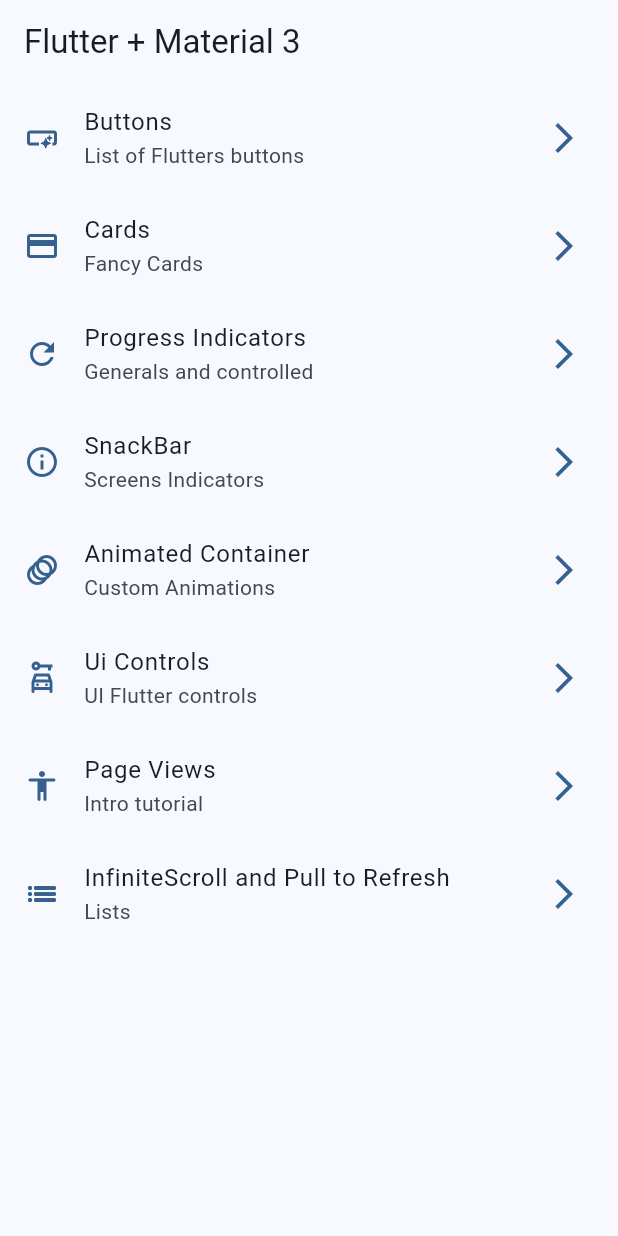
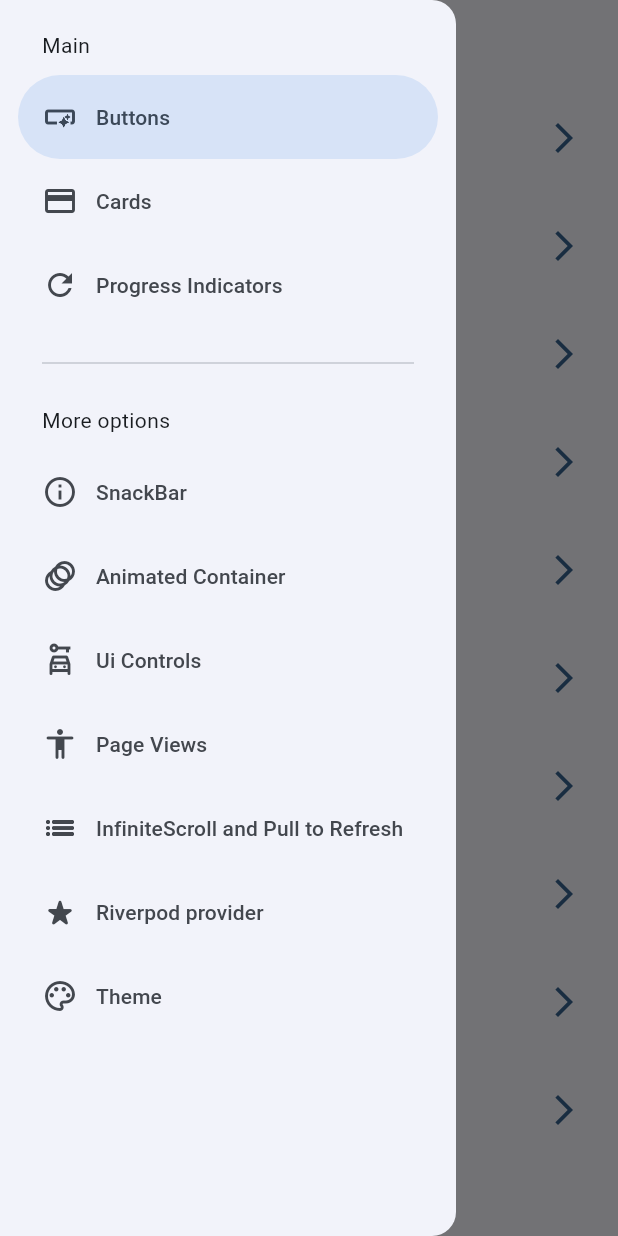
Before and after one commit to pablin202/widgets_app_flutter, a Flutter app: the screen it shows after launch, with the side drawer open (before the commit the screen has no drawer), on a phone screen of 412 x 824 dp. Run offline on Flutter 3.47's test engine with Material 2 defaults, Android fonts, the phone set to English and light mode, and no system bars; our stand-ins replace animate_do, flutter_riverpod, go_router.

Commit message:
riverpod theme changer

```diff
--- a/lib/config/menu/menu_items.dart
+++ b/lib/config/menu/menu_items.dart
@@ -53,5 +53,15 @@ const appMenuItems = <MenuItem>[
       title: 'InfiniteScroll and Pull to Refresh',
       subTitle: 'Lists',
       link: '/infinite',
-      icon: Icons.list_outlined)
+      icon: Icons.list_outlined),
+  MenuItem(
+      title: 'Riverpod provider',
+      subTitle: 'Riverpod sample counter screen',
+      link: '/counter',
+      icon: Icons.star_rate_rounded),
+  MenuItem(
+      title: 'Theme',
+      subTitle: 'Theme changer',
+      link: '/theme-changer',
+      icon: Icons.color_lens_outlined)
 ];
--- a/lib/config/routes/routes.dart
+++ b/lib/config/routes/routes.dart
@@ -4,8 +4,10 @@ import 'package:widget_app/presentation/screens/animated/animated_screen.dart';
 import 'package:widget_app/presentation/screens/app_tutorial/app_tutorial_screen.dart';
 import 'package:widget_app/presentation/screens/infinite_scroll/infinite_scroll_screen.dart';
 import 'package:widget_app/presentation/screens/progress/progress_indicator_screen.dart';
+import 'package:widget_app/presentation/screens/riverpod/sample_riverpod_screen.dart';
 import 'package:widget_app/presentation/screens/screens.dart';
 import 'package:widget_app/presentation/screens/snackbar/snackbar_screen.dart';
+import 'package:widget_app/presentation/screens/theme_changer/theme_changer_screen.dart';
 import 'package:widget_app/presentation/screens/ui_controls/ui_controls_screen.dart';
 
 final GoRouter appRouter = GoRouter(
@@ -69,6 +71,18 @@ final GoRouter appRouter = GoRouter(
           builder: (BuildContext context, GoRouterState state) {
             return const InfiniteScrollScreen();
           },
+        ),
+        GoRoute(
+          path: 'counter',
+          builder: (BuildContext context, GoRouterState state) {
+            return const CounterScreen();
+          },
+        ),
+        GoRoute(
+          path: 'theme-changer',
+          builder: (BuildContext context, GoRouterState state) {
+            return const ThemeChangerScreen();
+          },
         )
       ],
     ),
--- a/lib/config/theme/app_theme.dart
+++ b/lib/config/theme/app_theme.dart
@@ -14,13 +14,24 @@ const colorList = <Color>[
 
 class AppTheme {
   final int selectedColor;
+  final bool isDarkmode;
 
-  AppTheme({this.selectedColor = 0})
-      : assert(selectedColor >= 0 && selectedColor < colorList.length - 1,
-            'Selected color must be grater than 0');
+  AppTheme({
+    this.selectedColor = 0,
+    this.isDarkmode = false,
+  })  : assert(selectedColor >= 0, 'Selected color must be greater then 0'),
+        assert(selectedColor < colorList.length,
+            'Selected color must be less or equal than ${colorList.length - 1}');
 
   ThemeData getTheme() => ThemeData(
-      useMaterial3: true,
-      colorSchemeSeed: colorList[selectedColor],
-      appBarTheme: const AppBarTheme(centerTitle: false));
+        useMaterial3: true,
+        brightness: isDarkmode ? Brightness.dark : Brightness.light,
+        colorSchemeSeed: colorList[selectedColor],
+        appBarTheme: const AppBarTheme(centerTitle: false),
+      );
+
+  AppTheme copyWith({int? selectedColor, bool? isDarkmode}) => AppTheme(
+        selectedColor: selectedColor ?? this.selectedColor,
+        isDarkmode: isDarkmode ?? this.isDarkmode,
+      );
 }
--- a/lib/main.dart
+++ b/lib/main.dart
@@ -1,23 +1,27 @@
 import 'package:flutter/material.dart';
+import 'package:flutter_riverpod/flutter_riverpod.dart';
+import 'package:widget_app/presentation/providers/theme_provider.dart';
 
 import 'config/routes/routes.dart';
 import 'config/theme/app_theme.dart';
 
 void main() {
-  runApp(const MyApp());
+  runApp(const ProviderScope(child: MyApp()));
 }
 
-class MyApp extends StatelessWidget {
+class MyApp extends ConsumerWidget {
   const MyApp({super.key});
 
   // This widget is the root of your application.
   @override
-  Widget build(BuildContext context) {
+  Widget build(BuildContext context, WidgetRef ref) {
+    final AppTheme appTheme = ref.watch(themeNotifierProvider);
+
     return MaterialApp.router(
       routerConfig: appRouter,
       title: 'Flutter Widgets',
       debugShowCheckedModeBanner: false,
-      theme: AppTheme().getTheme(),
+      theme: appTheme.getTheme(),
     );
   }
 }
--- /dev/null
+++ b/lib/presentation/providers/counter_provider.dart
@@ -0,0 +1,3 @@
+import 'package:flutter_riverpod/flutter_riverpod.dart';
+
+final counterProvider = StateProvider((ref) => 5);
--- /dev/null
+++ b/lib/presentation/providers/theme_provider.dart
@@ -0,0 +1,30 @@
+import 'package:flutter_riverpod/flutter_riverpod.dart';
+import '../../config/theme/app_theme.dart';
+
+// Listado de colores inmutable
+final colorListProvider = Provider((ref) => colorList);
+
+// Un simple boolean
+final isDarkmodeProvider = StateProvider((ref) => false);
+
+// Un simple int
+final selectedColorProvider = StateProvider((ref) => 0);
+
+// Un objeto de tipo AppTheme (custom)
+final themeNotifierProvider = StateNotifierProvider<ThemeNotifier, AppTheme>(
+  (ref) => ThemeNotifier(),
+);
+
+// Controller o Notifier
+class ThemeNotifier extends StateNotifier<AppTheme> {
+  // STATE = Estado = new AppTheme();
+  ThemeNotifier() : super(AppTheme());
+
+  void toggleDarkmode() {
+    state = state.copyWith(isDarkmode: !state.isDarkmode);
+  }
+
+  void changeColorIndex(int colorIndex) {
+    state = state.copyWith(selectedColor: colorIndex);
+  }
+}
--- a/lib/presentation/screens/buttons/buttons_screen.dart
+++ b/lib/presentation/screens/buttons/buttons_screen.dart
@@ -15,7 +15,7 @@ class ButtonsScreen extends StatelessWidget {
 }
 
 class _ButtonsView extends StatelessWidget {
-  const _ButtonsView({super.key});
+  const _ButtonsView();
 
   @override
   Widget build(BuildContext context) {
--- a/lib/presentation/screens/home/home_screen.dart
+++ b/lib/presentation/screens/home/home_screen.dart
@@ -1,17 +1,21 @@
 import 'package:flutter/material.dart';
 import 'package:go_router/go_router.dart';
 import 'package:widget_app/config/menu/menu_items.dart';
+
+import '../../widgets/navigation_drawer.dart';
 
 class HomeScreen extends StatelessWidget {
   const HomeScreen({super.key});
 
   @override
   Widget build(BuildContext context) {
+    final scaffoldKey = GlobalKey<ScaffoldState>();
     return Scaffold(
       appBar: AppBar(
         title: const Text('Flutter + Material 3'),
       ),
       body: const _HomeView(),
+      drawer: SideMenu(scaffoldKey: scaffoldKey),
     );
   }
 }
--- a/lib/presentation/screens/progress/progress_indicator_screen.dart
+++ b/lib/presentation/screens/progress/progress_indicator_screen.dart
@@ -15,7 +15,7 @@ class ProgressIndicatorScreen extends StatelessWidget {
 }
 
 class _ProgressView extends StatelessWidget {
-  const _ProgressView({super.key});
+  const _ProgressView();
 
   @override
   Widget build(BuildContext context) {
--- /dev/null
+++ b/lib/presentation/widgets/navigation_drawer.dart
@@ -0,0 +1,59 @@
+import 'package:flutter/material.dart';
+import 'package:go_router/go_router.dart';
+import '../../config/menu/menu_items.dart';
+
+class SideMenu extends StatefulWidget {
+  final GlobalKey<ScaffoldState> scaffoldKey;
+
+  const SideMenu({super.key, required this.scaffoldKey});
+
+  @override
+  State<SideMenu> createState() => _SideMenuState();
+}
+
+class _SideMenuState extends State<SideMenu> {
+  int navDrawerIndex = 0;
+
+  @override
+  Widget build(BuildContext context) {
+    final hasNotch = MediaQuery.of(context).viewPadding.top > 35;
+
+    return NavigationDrawer(
+        selectedIndex: navDrawerIndex,
+        onDestinationSelected: (value) {
+          setState(() {
+            navDrawerIndex = value;
+          });
+
+          final menuItem = appMenuItems[value];
+          context.push(menuItem.link);
+          widget.scaffoldKey.currentState?.closeDrawer();
+        },
+        children: [
+          Padding(
+            padding: EdgeInsets.fromLTRB(28, hasNotch ? 0 : 20, 16, 10),
+            child: const Text('Main'),
+          ),
+          ...appMenuItems.sublist(0, 3).map(
+                (item) => NavigationDrawerDestination(
+                  icon: Icon(item.icon),
+                  label: Text(item.title),
+                ),
+              ),
+          const Padding(
+            padding: EdgeInsets.fromLTRB(28, 16, 28, 10),
+            child: Divider(),
+          ),
+          const Padding(
+            padding: EdgeInsets.fromLTRB(28, 10, 16, 10),
+            child: Text('More options'),
+          ),
+          ...appMenuItems.sublist(3).map(
+                (item) => NavigationDrawerDestination(
+                  icon: Icon(item.icon),
+                  label: Text(item.title),
+                ),
+              ),
+        ]);
+  }
+}
--- a/pubspec.yaml
+++ b/pubspec.yaml
@@ -38,6 +38,7 @@ dependencies:
   go_router: ^10.0.0
   cached_network_image: ^3.2.3
   animate_do: ^3.0.2
+  flutter_riverpod: ^2.3.7
 
 dev_dependencies:
   flutter_test:
```
Also changed, not shown: lib/presentation/screens/riverpod/sample_riverpod_screen.dart (added, +43 -0 lines), lib/presentation/screens/theme_changer/theme_changer_screen.dart (added, +63 -0 lines), pubspec.lock.
